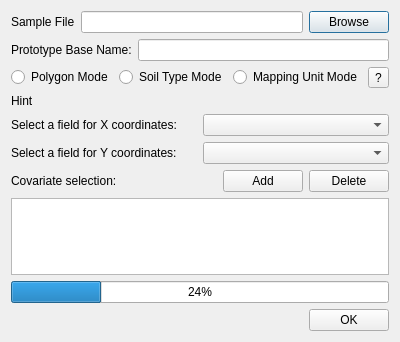
The window that addprototypebase.ui (lreis2415/iSoLIM) describes before a commit, drawn with Qt 5.
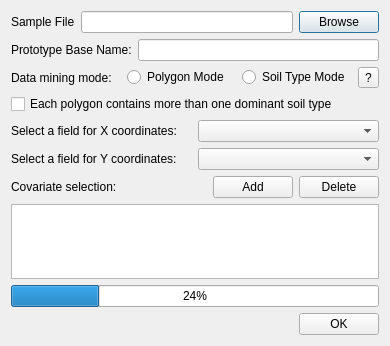
The same window after the commit.

Commit message: parallel data mining hint

What changed in the file:
```diff
--- a/addprototypebase.ui
+++ b/addprototypebase.ui
@@ -7,7 +7,7 @@
     <x>0</x>
     <y>0</y>
     <width>390</width>
-    <height>342</height>
+    <height>346</height>
    </rect>
   </property>
   <property name="windowTitle">
@@ -51,6 +51,13 @@
    </item>
    <item>
     <layout class="QHBoxLayout" name="horizontalLayout">
+     <item>
+      <widget class="QLabel" name="label_singlemode">
+       <property name="text">
+        <string>Data mining mode:</string>
+       </property>
+      </widget>
+     </item>
      <item>
       <widget class="QRadioButton" name="radioButton_poly">
        <property name="text">
@@ -65,13 +72,6 @@
        </property>
       </widget>
      </item>
-     <item>
-      <widget class="QRadioButton" name="radioButton_mapunit">
-       <property name="text">
-        <string>Mapping Unit Mode</string>
-       </property>
-      </widget>
-     </item>
      <item>
       <widget class="QToolButton" name="btn_hint">
        <property name="text">
@@ -82,9 +82,9 @@
     </layout>
    </item>
    <item>
-    <widget class="QLabel" name="label_hint">
+    <widget class="QCheckBox" name="checkBox">
      <property name="text">
-      <string>Hint</string>
+      <string>Each polygon contains more than one dominant soil type</string>
      </property>
     </widget>
    </item>
```
The commit also changes 10 other files.
